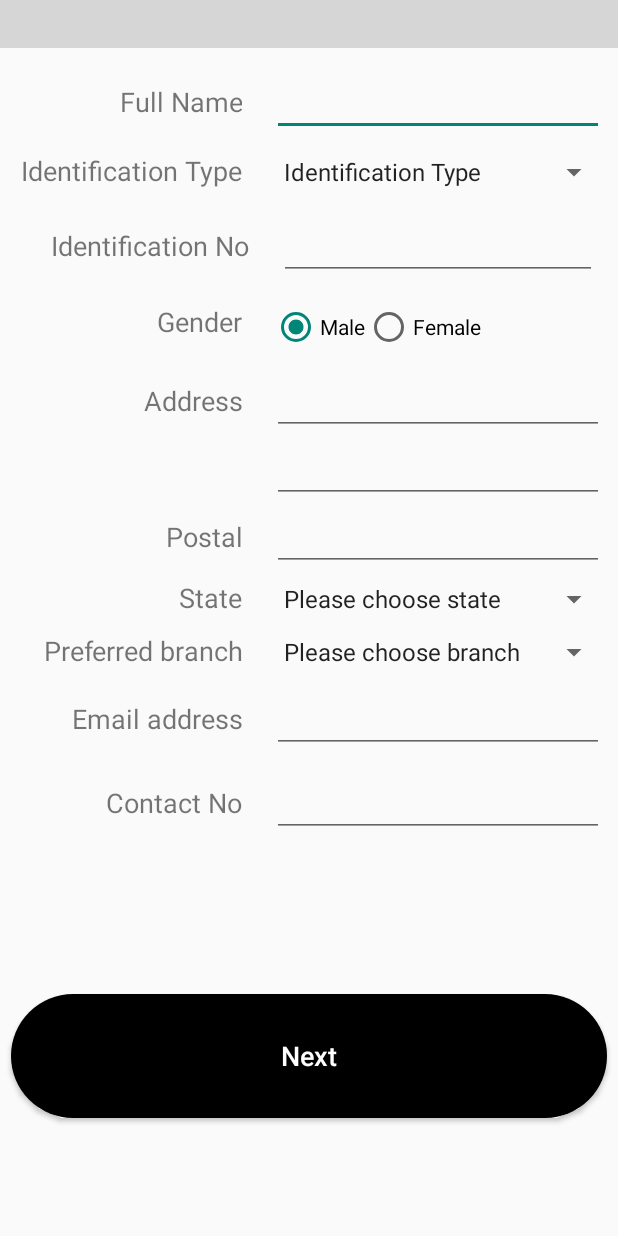
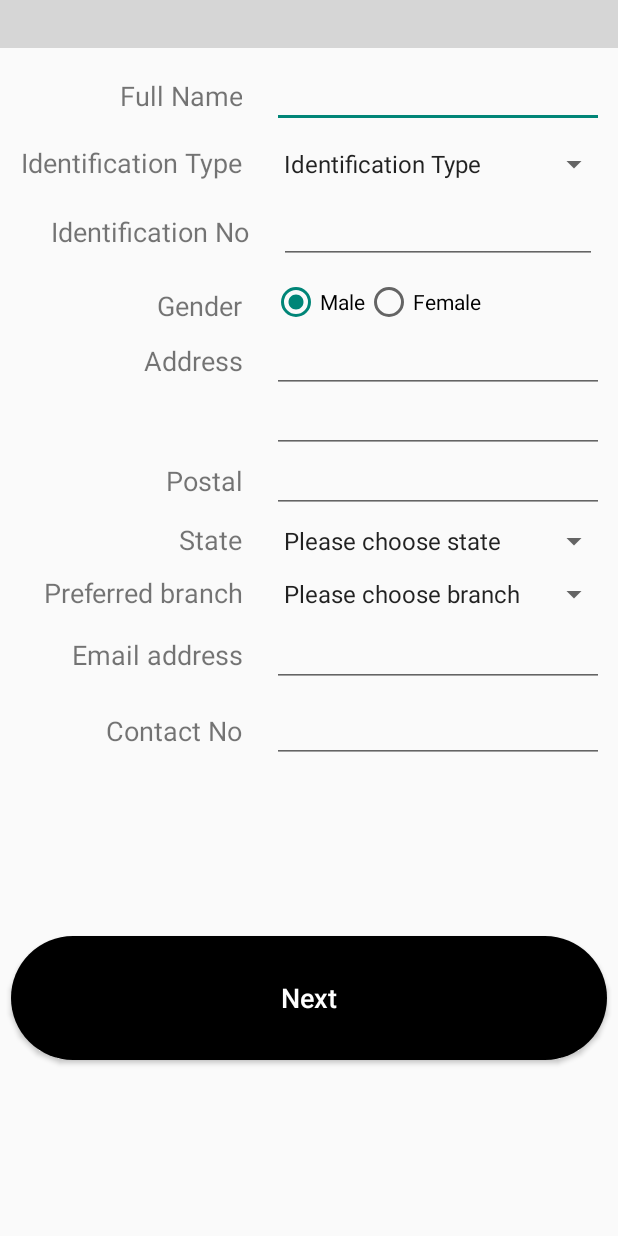
Before and after one commit to tanchekwei/banking-app, an Android app: the layout activity_register1.xml on its own in the app's theme, with its tools: preview values and no code run, on a phone screen of 412 x 824 dp. Run offline under Robolectric (Android 15) with nearby library versions, the phone set to English and light mode, and no system bars; plain views replace HorizontalStepView; Roboto replaces fonts that are not available here; grey boxes are pictures that could not be loaded.

Commit message:
Update layout

```diff
--- a/app/src/main/res/layout/activity_register.xml
+++ b/app/src/main/res/layout/activity_register.xml
@@ -65,7 +65,7 @@
                 android:layout_width="wrap_content"
                 android:layout_height="wrap_content"
                 android:ems="10"
-                android:inputType="number" />
+                android:inputType="text" />
         </TableRow>
 
         <TableRow
--- a/app/src/main/res/layout/activity_register1.xml
+++ b/app/src/main/res/layout/activity_register1.xml
@@ -18,7 +18,7 @@
         android:layout_marginStart="8dp"
         android:layout_marginTop="8dp"
         android:layout_marginEnd="8dp"
-        android:paddingBottom="20dp"
+        android:paddingBottom="00dp"
         app:layout_constraintEnd_toEndOf="parent"
         app:layout_constraintStart_toStartOf="parent"
         app:layout_constraintTop_toBottomOf="@+id/step_view">
@@ -43,7 +43,8 @@
                 android:layout_width="wrap_content"
                 android:layout_height="wrap_content"
                 android:ems="10"
-                android:inputType="textCapCharacters" />
+                android:inputType="textCapCharacters"
+                android:textSize="14sp" />
         </TableRow>
 
         <TableRow
@@ -90,41 +91,44 @@
                 android:layout_width="wrap_content"
                 android:layout_height="wrap_content"
                 android:ems="10"
-                android:inputType="number" />
+                android:inputType="number"
+                android:textSize="14sp" />
         </TableRow>
 
         <TableRow
             android:layout_width="match_parent"
-            android:layout_height="match_parent"
+            android:layout_height="28dp"
             android:padding="5sp">
 
             <TextView
                 android:id="@+id/textView_gender"
                 android:layout_width="154dp"
-                android:layout_height="wrap_content"
-                android:gravity="end"
+                android:layout_height="20dp"
+                android:gravity="end|top"
+                android:paddingStart="0dp"
+                android:paddingEnd="20dp"
                 android:text="@string/cap_gender"
-                android:textSize="18sp"
-                android:paddingStart="0dp"
-                android:paddingEnd="20dp" />
+                android:textSize="18sp" />
 
             <RadioGroup
                 android:id="@+id/sex"
                 android:layout_width="wrap_content"
-                android:layout_height="wrap_content"
+                android:layout_height="20dp"
                 android:orientation="horizontal">
 
                 <RadioButton
                     android:id="@+id/radioMale"
                     android:layout_width="wrap_content"
                     android:layout_height="wrap_content"
-                    android:text="@string/male"
-                    android:checked="true" />
+                    android:checked="true"
+                    android:paddingBottom="0dp"
+                    android:text="@string/male" />
 
                 <RadioButton
                     android:id="@+id/radioFemale"
                     android:layout_width="wrap_content"
                     android:layout_height="wrap_content"
+                    android:paddingBottom="0dp"
                     android:text="@string/female" />
 
             </RadioGroup>
@@ -153,7 +157,8 @@
                 android:layout_width="wrap_content"
                 android:layout_height="wrap_content"
                 android:ems="10"
-                android:inputType="textPersonName" />
+                android:inputType="textPersonName"
+                android:textSize="14sp" />
         </TableRow>
 
         <TableRow
@@ -169,17 +174,18 @@
                 android:layout_width="154dp"
                 android:layout_height="wrap_content"
                 android:gravity="end"
+                android:paddingStart="0dp"
+                android:paddingEnd="20dp"
                 android:text=""
-                android:textSize="18sp"
-                android:paddingStart="0dp"
-                android:paddingEnd="20dp" />
+                android:textSize="14sp" />
 
             <EditText
                 android:id="@+id/editText_address1"
                 android:layout_width="wrap_content"
                 android:layout_height="wrap_content"
                 android:ems="10"
-                android:inputType="textPersonName" />
+                android:inputType="textPersonName"
+                android:textSize="14sp" />
         </TableRow>
 
         <TableRow
@@ -205,7 +211,8 @@
                 android:layout_width="wrap_content"
                 android:layout_height="wrap_content"
                 android:ems="10"
-                android:inputType="number" />
+                android:inputType="number"
+                android:textSize="14sp" />
         </TableRow>
 
         <TableRow
@@ -274,7 +281,8 @@
                 android:layout_width="wrap_content"
                 android:layout_height="wrap_content"
                 android:ems="10"
-                android:inputType="textEmailAddress" />
+                android:inputType="textEmailAddress"
+                android:textSize="14sp" />
         </TableRow>
 
         <TableRow
@@ -297,7 +305,8 @@
                 android:layout_width="wrap_content"
                 android:layout_height="wrap_content"
                 android:ems="10"
-                android:inputType="number" />
+                android:inputType="number"
+                android:textSize="14sp" />
         </TableRow>
 
     </TableLayout>
@@ -307,7 +316,7 @@
         android:layout_width="0dp"
         android:layout_height="0dp"
         android:layout_marginStart="7dp"
-        android:layout_marginTop="8dp"
+        android:layout_marginTop="0dp"
         android:layout_marginEnd="7dp"
         android:layout_marginBottom="7dp"
         android:background="@drawable/button_shape"
```
